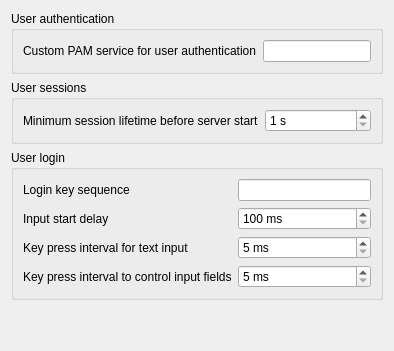
Above: plugins/platform/linux/LinuxPlatformConfigurationPage.ui from veyon/veyon before the change. Below: the same form after it.
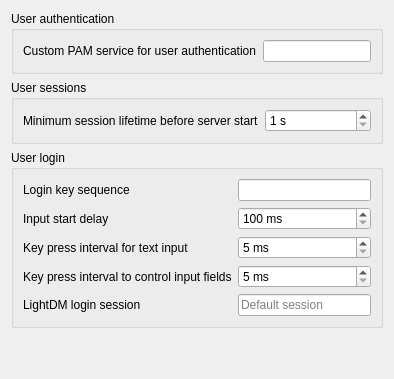
That is the form after the change. Icons and pictures are not drawn.

Commit message:
Linux: add guarded LightDM API login through greeter bridge
Add a D-Bus-activated login helper and a wrapper preserving
existing GTK/KDE greeters. Route active LightDM greeters
through native authentication while retaining the legacy
login path for other display managers.

Bind login requests to managed server processes and verify
wrapper identity before forwarding credentials. Isolate
manual and remote authentication attempts and reject
stale protocol responses.

Patch:
```diff
--- a/plugins/platform/linux/LinuxPlatformConfigurationPage.ui
+++ b/plugins/platform/linux/LinuxPlatformConfigurationPage.ui
@@ -147,6 +147,29 @@
         </property>
        </widget>
       </item>
+      <item row="4" column="0">
+       <widget class="QLabel" name="userLoginSessionLabel">
+        <property name="text">
+         <string>LightDM login session</string>
+        </property>
+        <property name="buddy">
+         <cstring>userLoginSession</cstring>
+        </property>
+       </widget>
+      </item>
+      <item row="4" column="1">
+       <widget class="QLineEdit" name="userLoginSession">
+        <property name="toolTip">
+         <string>Session to start for remote login through LightDM, for example plasma. Leave empty to use the default session.</string>
+        </property>
+        <property name="maxLength">
+         <number>256</number>
+        </property>
+        <property name="placeholderText">
+         <string>Default session</string>
+        </property>
+       </widget>
+      </item>
      </layout>
     </widget>
    </item>
```
The commit also changes 45 other files.
